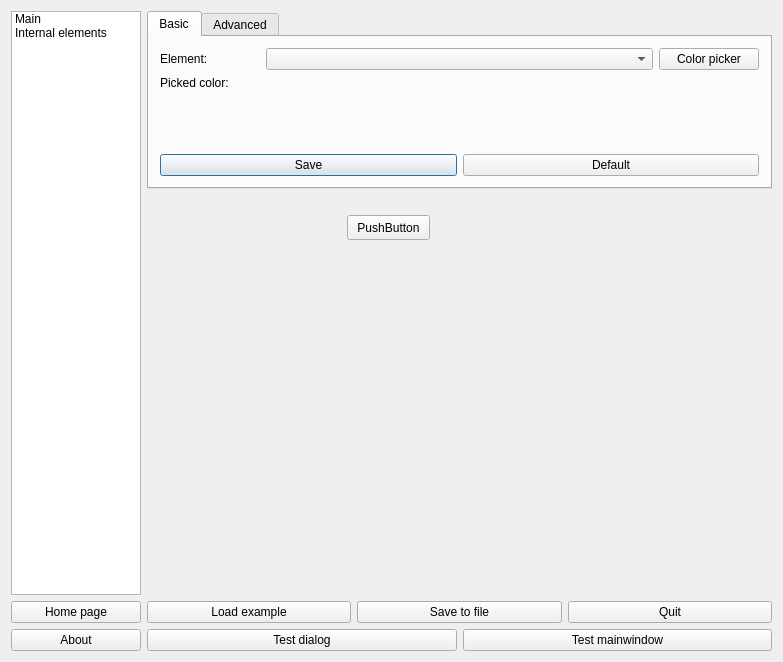
axsapronov/QStyleMaker, file src/main/maindialog.ui: the form before one commit.
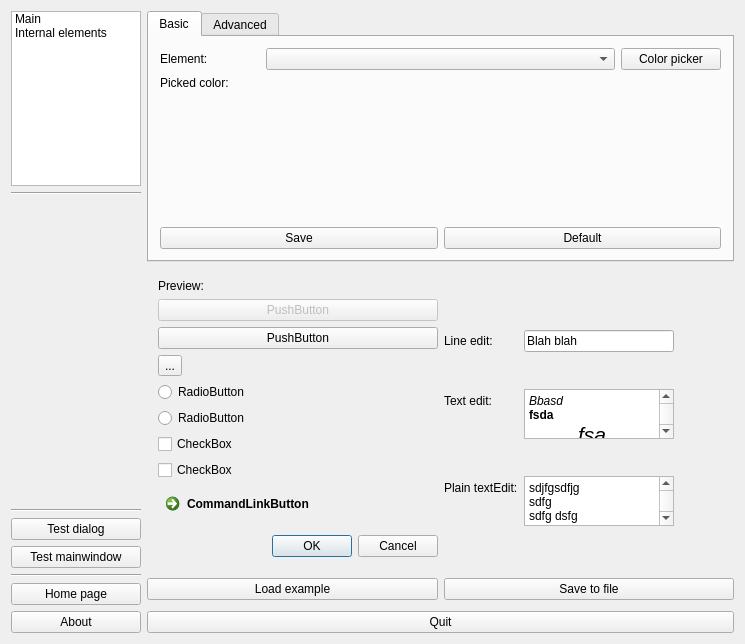
The form after the commit.

Patch:
```diff
--- a/src/main/maindialog.ui
+++ b/src/main/maindialog.ui
@@ -6,15 +6,35 @@
    <rect>
     <x>0</x>
     <y>0</y>
-    <width>783</width>
-    <height>583</height>
+    <width>745</width>
+    <height>644</height>
    </rect>
   </property>
   <property name="windowTitle">
    <string>MainDialog</string>
   </property>
   <layout class="QGridLayout" name="gridLayout">
-   <item row="0" column="1">
+   <item row="0" column="0">
+    <widget class="QListWidget" name="listWidget">
+     <property name="maximumSize">
+      <size>
+       <width>130</width>
+       <height>16777215</height>
+      </size>
+     </property>
+     <item>
+      <property name="text">
+       <string>Main</string>
+      </property>
+     </item>
+     <item>
+      <property name="text">
+       <string>Internal elements</string>
+      </property>
+     </item>
+    </widget>
+   </item>
+   <item row="0" column="1" rowspan="3">
     <widget class="QTabWidget" name="tabs">
      <property name="currentIndex">
       <number>0</number>
@@ -32,7 +52,7 @@
          <property name="sizeHint" stdset="0">
           <size>
            <width>20</width>
-           <height>296</height>
+           <height>60</height>
           </size>
          </property>
         </spacer>
@@ -139,14 +159,220 @@
      </widget>
     </widget>
    </item>
-   <item row="2" column="0">
-    <widget class="QPushButton" name="pBHomePage">
+   <item row="1" column="0">
+    <widget class="Line" name="line_2">
+     <property name="orientation">
+      <enum>Qt::Horizontal</enum>
+     </property>
+    </widget>
+   </item>
+   <item row="2" column="0" rowspan="2">
+    <widget class="QWidget" name="widgetIcon" native="true">
+     <property name="minimumSize">
+      <size>
+       <width>128</width>
+       <height>128</height>
+      </size>
+     </property>
+    </widget>
+   </item>
+   <item row="3" column="1" rowspan="4">
+    <widget class="QWidget" name="widgetView" native="true">
+     <property name="minimumSize">
+      <size>
+       <width>0</width>
+       <height>300</height>
+      </size>
+     </property>
+     <layout class="QGridLayout" name="gridLayout_4">
+      <item row="1" column="0">
+       <layout class="QVBoxLayout" name="verticalLayout">
+        <item>
+         <widget class="QPushButton" name="pushButton_3">
+          <property name="enabled">
+           <bool>false</bool>
+          </property>
+          <property name="text">
+           <string>PushButton</string>
+          </property>
+         </widget>
+        </item>
+        <item>
+         <widget class="QPushButton" name="pushButton_4">
+          <property name="text">
+           <string>PushButton</string>
+          </property>
+         </widget>
+        </item>
+        <item>
+         <widget class="QToolButton" name="toolButton_2">
+          <property name="text">
+           <string>...</string>
+          </property>
+         </widget>
+        </item>
+        <item>
+         <widget class="QRadioButton" name="radioButton">
+          <property name="text">
+           <string>RadioButton</string>
+          </property>
+         </widget>
+        </item>
+        <item>
+         <widget class="QRadioButton" name="radioButton_2">
+          <property name="text">
+           <string>RadioButton</string>
+          </property>
+         </widget>
+        </item>
+        <item>
+         <widget class="QCheckBox" name="checkBox">
+          <property name="text">
+           <string>CheckBox</string>
+          </property>
+         </widget>
+        </item>
+        <item>
+         <widget class="QCheckBox" name="checkBox_2">
+          <property name="text">
+           <string>CheckBox</string>
+          </property>
+         </widget>
+        </item>
+        <item>
+         <widget class="QCommandLinkButton" name="commandLinkButton">
+          <property name="text">
+           <string>CommandLinkButton</string>
+          </property>
+         </widget>
+        </item>
+        <item>
+         <widget class="QDialogButtonBox" name="buttonBox_2">
+          <property name="standardButtons">
+           <set>QDialogButtonBox::Cancel|QDialogButtonBox::Ok</set>
+          </property>
+         </widget>
+        </item>
+       </layout>
+      </item>
+      <item row="1" column="1">
+       <layout class="QFormLayout" name="formLayout_2">
+        <item row="0" column="0">
+         <widget class="QLabel" name="label_3">
+          <property name="text">
+           <string>Line edit:</string>
+          </property>
+         </widget>
+        </item>
+        <item row="0" column="1">
+         <widget class="QLineEdit" name="lineEdit">
+          <property name="maximumSize">
+           <size>
+            <width>150</width>
+            <height>16777215</height>
+           </size>
+          </property>
+          <property name="text">
+           <string>Blah blah</string>
+          </property>
+         </widget>
+        </item>
+        <item row="1" column="0">
+         <widget class="QLabel" name="label_4">
+          <property name="text">
+           <string>Text edit:</string>
+          </property>
+         </widget>
+        </item>
+        <item row="1" column="1">
+         <widget class="QTextEdit" name="textEdit">
+          <property name="maximumSize">
+           <size>
+            <width>150</width>
+            <height>50</height>
+           </size>
+          </property>
+          <property name="html">
+           <string>&lt;!DOCTYPE HTML PUBLIC &quot;-//W3C//DTD HTML 4.0//EN&quot; &quot;http://www.w3.org/TR/REC-html40/strict.dtd&quot;&gt;
+&lt;html&gt;&lt;head&gt;&lt;meta name=&quot;qrichtext&quot; content=&quot;1&quot; /&gt;&lt;style type=&quot;text/css&quot;&gt;
+p, li { white-space: pre-wrap; }
+&lt;/style&gt;&lt;/head&gt;&lt;body style=&quot; font-family:'Sans Serif'; font-size:9pt; font-weight:400; font-style:normal;&quot;&gt;
+&lt;p style=&quot; margin-top:0px; margin-bottom:0px; margin-left:0px; margin-right:0px; -qt-block-indent:0; text-indent:0px;&quot;&gt;&lt;span style=&quot; font-style:italic;&quot;&gt;Bbasd&lt;/span&gt;&lt;/p&gt;
+&lt;p style=&quot; margin-top:0px; margin-bottom:0px; margin-left:0px; margin-right:0px; -qt-block-indent:0; text-indent:0px;&quot;&gt;&lt;span style=&quot; font-weight:600;&quot;&gt;fsda&lt;/span&gt;&lt;/p&gt;
+&lt;p align=&quot;center&quot; style=&quot; margin-top:0px; margin-bottom:0px; margin-left:0px; margin-right:0px; -qt-block-indent:0; text-indent:0px;&quot;&gt;&lt;span style=&quot; font-size:16pt; font-style:italic;&quot;&gt;fsa&lt;/span&gt;&lt;/p&gt;
+&lt;p style=&quot; margin-top:0px; margin-bottom:0px; margin-left:0px; margin-right:0px; -qt-block-indent:0; text-indent:0px;&quot;&gt;&lt;span style=&quot; text-decoration: underline;&quot;&gt;dfasd&lt;/span&gt;&lt;/p&gt;
+&lt;p style=&quot; margin-top:0px; margin-bottom:0px; margin-left:0px; margin-right:0px; -qt-block-indent:0; text-indent:0px;&quot;&gt;f&lt;/p&gt;&lt;/body&gt;&lt;/html&gt;</string>
+          </property>
+         </widget>
+        </item>
+        <item row="2" column="0">
+         <widget class="QLabel" name="label_5">
+          <property name="text">
+           <string>Plain textEdit:</string>
+          </property>
+         </widget>
+        </item>
+        <item row="2" column="1">
+         <widget class="QPlainTextEdit" name="plainTextEdit">
+          <property name="maximumSize">
+           <size>
+            <width>150</width>
+            <height>50</height>
+           </size>
+          </property>
+          <property name="plainText">
+           <string>sdjfgsdfjg 
+sdfg 
+sdfg dsfg</string>
+          </property>
+         </widget>
+        </item>
+       </layout>
+      </item>
+      <item row="0" column="0">
+       <widget class="QLabel" name="label_6">
+        <property name="text">
+         <string>Preview:</string>
+        </property>
+       </widget>
+      </item>
+     </layout>
+     <zorder>pBTestDialog</zorder>
+     <zorder>pBTestDialog</zorder>
+     <zorder>layoutWidget</zorder>
+     <zorder>layoutWidget_2</zorder>
+     <zorder>label_6</zorder>
+    </widget>
+   </item>
+   <item row="4" column="0">
+    <widget class="Line" name="line_3">
+     <property name="orientation">
+      <enum>Qt::Horizontal</enum>
+     </property>
+    </widget>
+   </item>
+   <item row="5" column="0">
+    <widget class="QPushButton" name="pBTestDialog">
      <property name="text">
-      <string>Home page</string>
+      <string>Test dialog</string>
      </property>
     </widget>
    </item>
-   <item row="2" column="1">
+   <item row="6" column="0">
+    <widget class="QPushButton" name="pBTestMainWindow">
+     <property name="text">
+      <string>Test mainwindow</string>
+     </property>
+    </widget>
+   </item>
+   <item row="7" column="0">
+    <widget class="Line" name="line">
+     <property name="orientation">
+      <enum>Qt::Horizontal</enum>
+     </property>
+    </widget>
+   </item>
+   <item row="7" column="1" rowspan="2">
     <layout class="QHBoxLayout" name="horizontalLayout">
      <item>
       <widget class="QPushButton" name="pBLoad">
@@ -165,83 +391,31 @@
        </property>
       </widget>
      </item>
-     <item>
-      <widget class="QPushButton" name="pBQuit">
-       <property name="text">
-        <string>Quit</string>
-       </property>
-       <property name="shortcut">
-        <string>Ctrl+Q</string>
-       </property>
-      </widget>
-     </item>
     </layout>
    </item>
-   <item row="0" column="0" rowspan="2">
-    <widget class="QListWidget" name="listWidget">
-     <property name="maximumSize">
-      <size>
-       <width>130</width>
-       <height>16777215</height>
-      </size>
+   <item row="8" column="0">
+    <widget class="QPushButton" name="pBHomePage">
+     <property name="text">
+      <string>Home page</string>
      </property>
-     <item>
-      <property name="text">
-       <string>Main</string>
-      </property>
-     </item>
-     <item>
-      <property name="text">
-       <string>Internal elements</string>
-      </property>
-     </item>
     </widget>
    </item>
-   <item row="1" column="1">
-    <widget class="QWidget" name="widgetView" native="true">
-     <property name="minimumSize">
-      <size>
-       <width>0</width>
-       <height>400</height>
-      </size>
-     </property>
-     <widget class="QPushButton" name="pushButton_4">
-      <property name="geometry">
-       <rect>
-        <x>200</x>
-        <y>20</y>
-        <width>83</width>
-        <height>25</height>
-       </rect>
-      </property>
-      <property name="text">
-       <string>PushButton</string>
-      </property>
-     </widget>
-     <zorder>pushButton_4</zorder>
-     <zorder>pBTestDialog</zorder>
-    </widget>
-   </item>
-   <item row="3" column="0">
+   <item row="9" column="0">
     <widget class="QPushButton" name="pBAbout">
      <property name="text">
       <string>About</string>
      </property>
     </widget>
    </item>
-   <item row="3" column="1">
+   <item row="9" column="1">
     <layout class="QHBoxLayout" name="horizontalLayout_4">
      <item>
-      <widget class="QPushButton" name="pBTestDialog">
+      <widget class="QPushButton" name="pBQuit">
        <property name="text">
-        <string>Test dialog</string>
+        <string>Quit</string>
        </property>
-      </widget>
-     </item>
-     <item>
-      <widget class="QPushButton" name="pBTestMainWindow">
-       <property name="text">
-        <string>Test mainwindow</string>
+       <property name="shortcut">
+        <string>Ctrl+Q</string>
        </property>
       </widget>
      </item>
```
Left out of the diff: 106 changed lines with no effect on the pictures.
